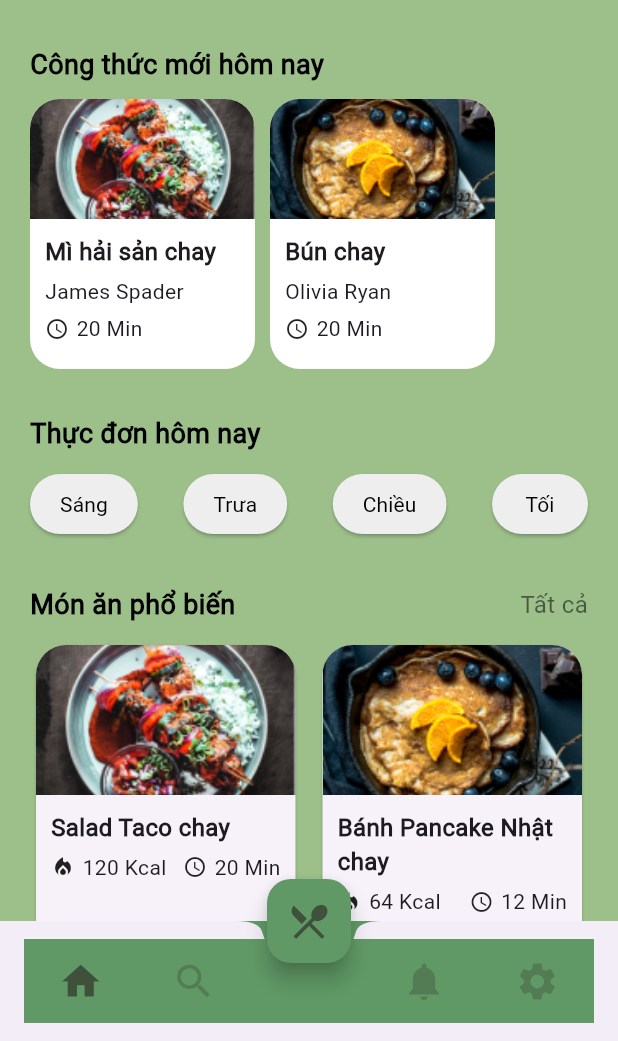
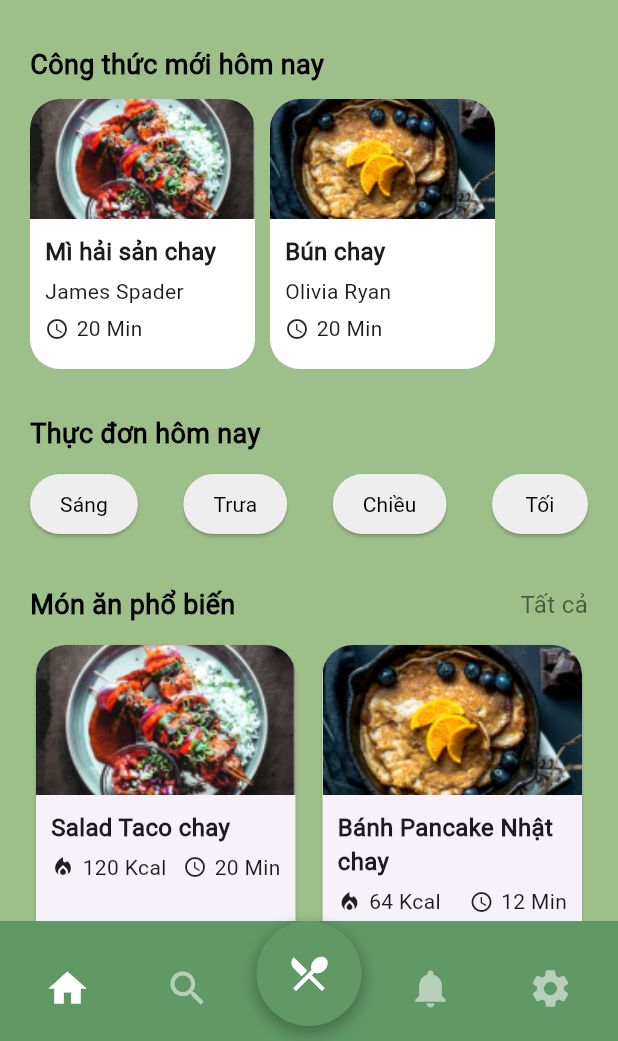
Before and after one commit to MeoKool/MealMentor, a Flutter app: the NavigationMenu screen opened directly, on a phone screen of 412 x 824 dp, the part 195-1236 px from its top. Run offline on Flutter 3.47's test engine with Material 3 defaults, Android fonts, the phone set to English and light mode, and no system bars; our stand-ins replace device_preview.

Commit message:
fix: nav

```diff
--- a/lib/screens/Setting/contact.dart
+++ b/lib/screens/Setting/contact.dart
@@ -14,7 +14,7 @@ class ContactScreen extends StatelessWidget {
           children: [
             // Logo Meal Mentor
             Image.asset(
-              'images/logoApp.png', // Thay bằng đường dẫn hình ảnh logo của bạn
+              'assets/images/logoApp.png', // Thay bằng đường dẫn hình ảnh logo của bạn
               width: 150,
               height: 150,
               fit: BoxFit.contain,
--- a/lib/screens/Setting/subscribe.dart
+++ b/lib/screens/Setting/subscribe.dart
@@ -14,7 +14,7 @@ class SubscriptionScreen extends StatelessWidget {
           children: [
             // Logo Meal Mentor
             Image.asset(
-              'images/logoApp.png', // Thay bằng đường dẫn hình ảnh logo của bạn
+              'assets/images/logoApp.png', // Thay bằng đường dẫn hình ảnh logo của bạn
               width: 150,
               height: 150,
               fit: BoxFit.contain,
--- a/lib/screens/navigation_menu.dart
+++ b/lib/screens/navigation_menu.dart
@@ -4,7 +4,6 @@ import 'package:mealmentor/screens/homepage_screen.dart';
 import 'package:mealmentor/screens/mealPlan_screen.dart';
 import 'package:mealmentor/screens/search_screen.dart';
 import 'package:mealmentor/screens/notification_screen.dart';
-import 'package:mealmentor/screens/setting_screen.dart';
 
 class NavigationMenu extends StatefulWidget {
   @override
@@ -18,88 +17,6 @@ class _NavigationMenuState extends State<NavigationMenu> {
   Widget build(BuildContext context) {
     return Scaffold(
       backgroundColor: const Color(0xFF609966),
-      // Custom floating action button in the center
-      floatingActionButton: FloatingActionButton(
-        onPressed: () {
-          setState(() {
-            _selectedIndex = 2; // Setting the middle item as selected
-          });
-        },
-        backgroundColor: const Color(0xFF609966),
-        child: const Icon(
-          Icons.restaurant_menu, // Replace with your chef hat icon
-          size: 30,
-          color: Color(0xFF40513B),
-        ),
-      ),
-      floatingActionButtonLocation: FloatingActionButtonLocation.centerDocked,
-      bottomNavigationBar: BottomAppBar(
-        shape: const CircularNotchedRectangle(),
-        notchMargin: 4.0,
-        child: Container(
-          height: 50,
-          decoration: const BoxDecoration(
-            color: Color(0xFF609966),
-            // borderRadius: BorderRadius.only(
-            //   topLeft: Radius.circular(20),
-            //   topRight: Radius.circular(20),
-            // ),
-          ),
-          child: Row(
-            mainAxisAlignment: MainAxisAlignment.spaceAround,
-            children: <Widget>[
-              // Home Button
-              IconButton(
-                icon: Icon(
-                  Icons.home,
-                  color: _selectedIndex == 0
-                      ? Color(0xFF40513B)
-                      : const Color.fromARGB(102, 64, 81, 59),
-                  size: 30,
-                ),
-                onPressed: () {
-                  _onItemTapped(0);
-                },
-              ),
-              // Search Button
-              IconButton(
-                icon: Icon(Icons.search,
-                    color: _selectedIndex == 1
-                        ? Color(0xFF40513B)
-                        : const Color.fromARGB(102, 64, 81, 59),
-                    size: 30),
-                onPressed: () {
-                  _onItemTapped(1);
-                },
-              ),
-              // Spacer for the floating button
-              const SizedBox(width: 50),
-              // Notification Button
-              IconButton(
-                icon: Icon(Icons.notifications,
-                    color: _selectedIndex == 3
-                        ? Color(0xFF40513B)
-                        : const Color.fromARGB(102, 64, 81, 59),
-                    size: 30),
-                onPressed: () {
-                  _onItemTapped(3);
-                },
-              ),
-              // Settings Button
-              IconButton(
-                icon: Icon(Icons.settings,
-                    color: _selectedIndex == 4
-                        ? Color(0xFF40513B)
-                        : const Color.fromARGB(102, 64, 81, 59),
-                    size: 30),
-                onPressed: () {
-                  _onItemTapped(4);
-                },
-              ),
-            ],
-          ),
-        ),
-      ),
       body: Column(
         children: [
           Expanded(
@@ -107,12 +24,127 @@ class _NavigationMenuState extends State<NavigationMenu> {
           ),
         ],
       ),
+      // Your custom floating navigation bar
+      bottomNavigationBar: Container(
+        height: 80,
+        width: MediaQuery.of(context).size.width,
+        child: Stack(
+          children: [
+            // Background of the navigation bar
+            Positioned(
+              left: 0,
+              right: 0,
+              bottom: 0,
+              child: Container(
+                height: 60,
+                decoration: BoxDecoration(
+                  color: Color(0xFF609966), // Background color
+                  borderRadius: BorderRadius.vertical(top: Radius.circular(20)),
+                ),
+              ),
+            ),
+            // Center button
+            Positioned(
+              bottom: 10, // Adjusts the button's vertical position
+              left: MediaQuery.of(context).size.width / 2 - 35, // Center the button horizontally
+              child: GestureDetector(
+                onTap: () {
+                  setState(() {
+                    _selectedIndex = 2; // Set the middle item as selected
+                  });
+                },
+                child: Container(
+                  width: 70,
+                  height: 70,
+                  decoration: BoxDecoration(
+                    color: Color(0xFF609966),
+                    shape: BoxShape.circle,
+                    boxShadow: [
+                      BoxShadow(
+                        color: Colors.black26,
+                        blurRadius: 8,
+                        spreadRadius: 2,
+                        offset: Offset(0, 4),
+                      ),
+                    ],
+                  ),
+                  child: Center(
+                    child: Icon(
+                      Icons.restaurant_menu, // Replace with your desired icon
+                      size: 30,
+                      color: Colors.white,
+                    ),
+                  ),
+                ),
+              ),
+            ),
+            // Left icons
+            Positioned(
+              bottom: 20,
+              left: 30,
+              child: GestureDetector(
+                onTap: () {
+                  _onItemTapped(0);
+                },
+                child: Icon(
+                  Icons.home,
+                  size: 30,
+                  color: _selectedIndex == 0 ? Colors.white : Colors.white54,
+                ),
+              ),
+            ),
+            Positioned(
+              bottom: 20,
+              left: 110,
+              child: GestureDetector(
+                onTap: () {
+                  _onItemTapped(1);
+                },
+                child: Icon(
+                  Icons.search,
+                  size: 30,
+                  color: _selectedIndex == 1 ? Colors.white : Colors.white54,
+                ),
+              ),
+            ),
+            // Right icons
+            Positioned(
+              bottom: 20,
+              right: 110,
+              child: GestureDetector(
+                onTap: () {
+                  _onItemTapped(3);
+                },
+                child: Icon(
+                  Icons.notifications,
+                  size: 30,
+                  color: _selectedIndex == 3 ? Colors.white : Colors.white54,
+                ),
+              ),
+            ),
+            Positioned(
+              bottom: 20,
+              right: 30,
+              child: GestureDetector(
+                onTap: () {
+                  _onItemTapped(4);
+                },
+                child: Icon(
+                  Icons.settings,
+                  size: 30,
+                  color: _selectedIndex == 4 ? Colors.white : Colors.white54,
+                ),
+              ),
+            ),
+          ],
+        ),
+      ),
     );
   }
 
   void _onItemTapped(int index) {
     setState(() {
-      _selectedIndex = index; // Update selected index
+      _selectedIndex = index; // Update the selected index
     });
   }
 
--- a/pubspec.yaml
+++ b/pubspec.yaml
@@ -28,6 +28,7 @@ environment:
 # the latest version available on pub.dev. To see which dependencies have newer
 # versions available, run `flutter pub outdated`.
 dependencies:
+  device_preview: ^1.2.0
   flutter:
     sdk: flutter
   cupertino_icons: ^1.0.8
```
Also changed, not shown: lib/main.dart (+8 -2 lines), lib/screens/mealPlan_screen.dart (+50 -10 lines), pubspec.lock, 1 other file.
